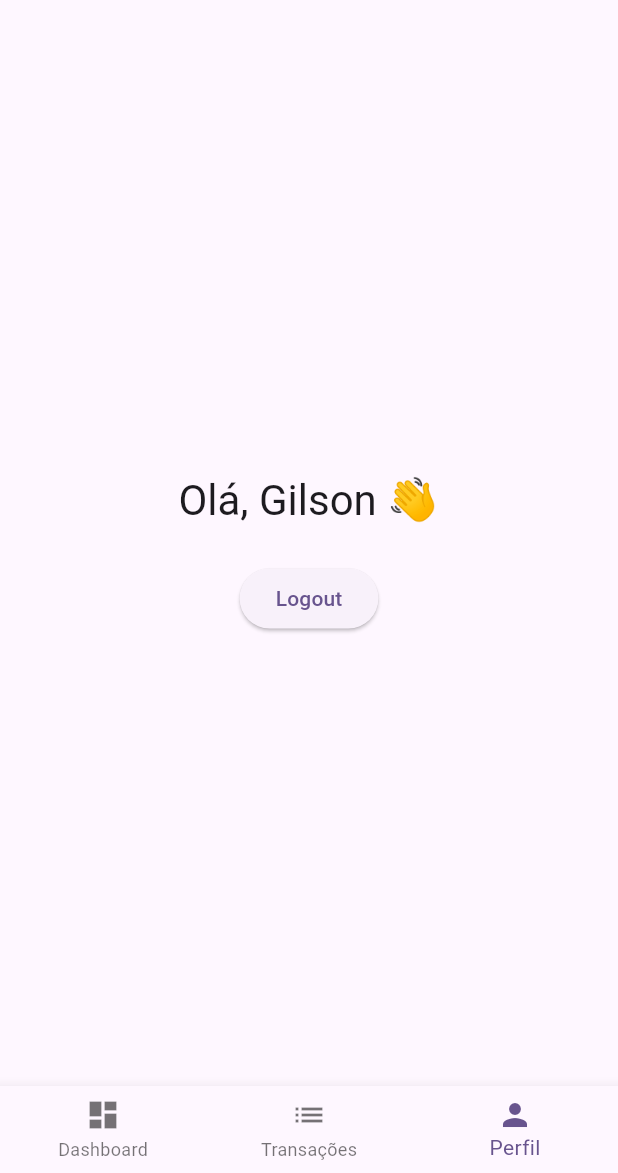
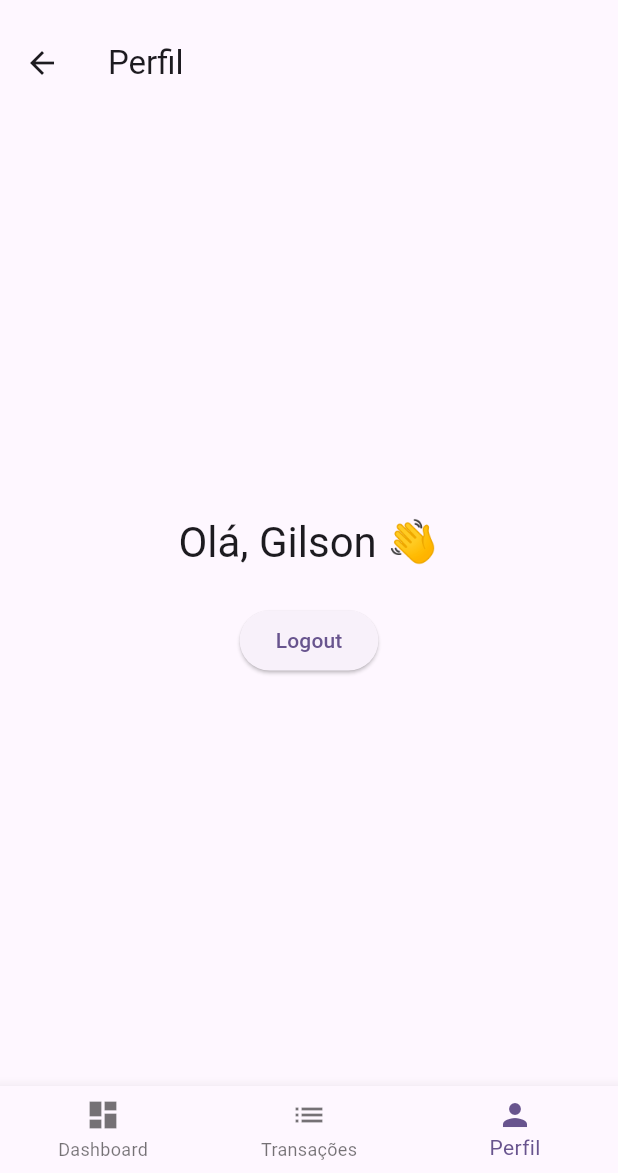
Before and after one commit to gilsonbraggion/flutter_template_app, a Flutter app: the HomePage screen opened by its route, item 3 of the bottom bar chosen, on a phone screen of 412 x 824 dp, the part 63-1236 px from its top. Run offline on Flutter 3.47's test engine with Material 3 defaults, Android fonts, the phone set to English and light mode, and no system bars; our stand-ins replace local_auth; network calls fail.

Commit message:
Criando uma lista de exibição, selecionando o nome e redirecionando para a tela de profile com o nome selecionado

```diff
--- a/lib/presentation/pages/profile_page.dart
+++ b/lib/presentation/pages/profile_page.dart
@@ -10,7 +10,11 @@ class ProfilePage extends StatelessWidget {
 
   @override
   Widget build(BuildContext context) {
-    return Center(
+    return Scaffold(
+      appBar: AppBar(
+        title: const Text('Perfil'),
+      ),
+      body: Center(
         child: Column(
           mainAxisSize: MainAxisSize.min,
           children: [
@@ -31,6 +35,7 @@ class ProfilePage extends StatelessWidget {
             ),
           ],
         ),
+      ),
     );
   }
 }
```
Also changed, not shown: lib/presentation/pages/dashboard_page.dart (+30 -1 lines). Lines whose indentation alone changed are shown as unchanged.
